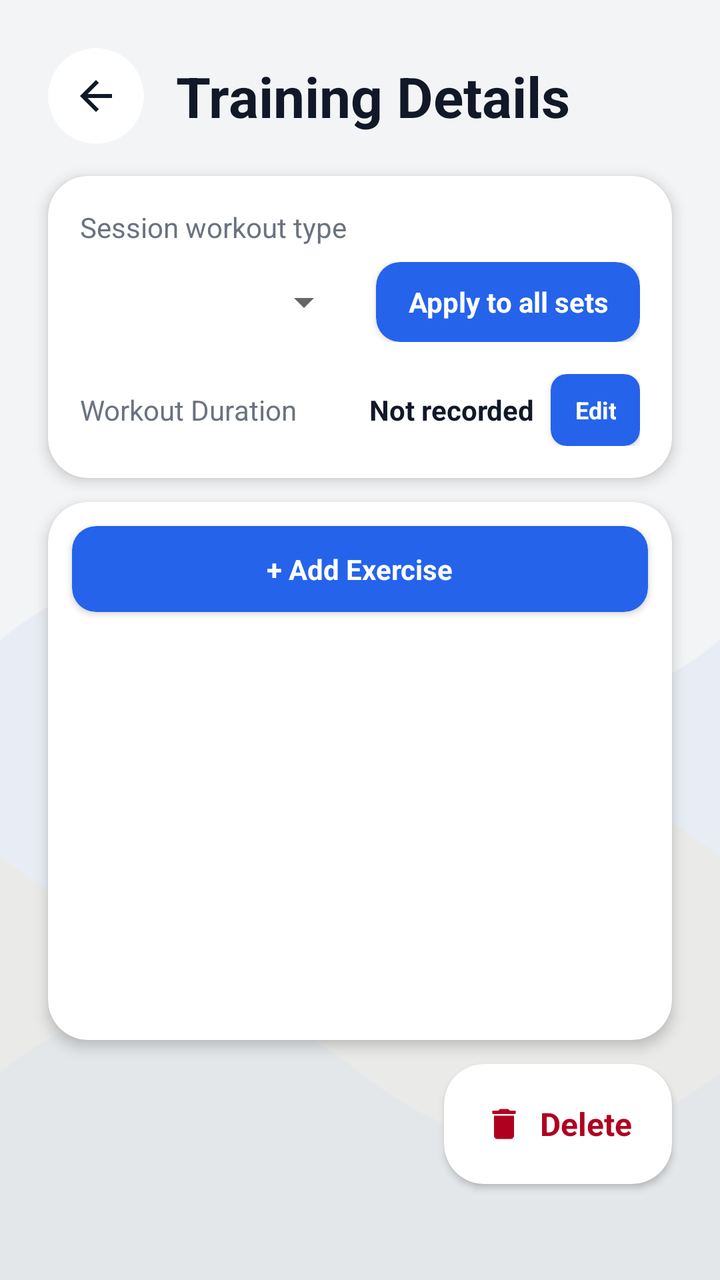
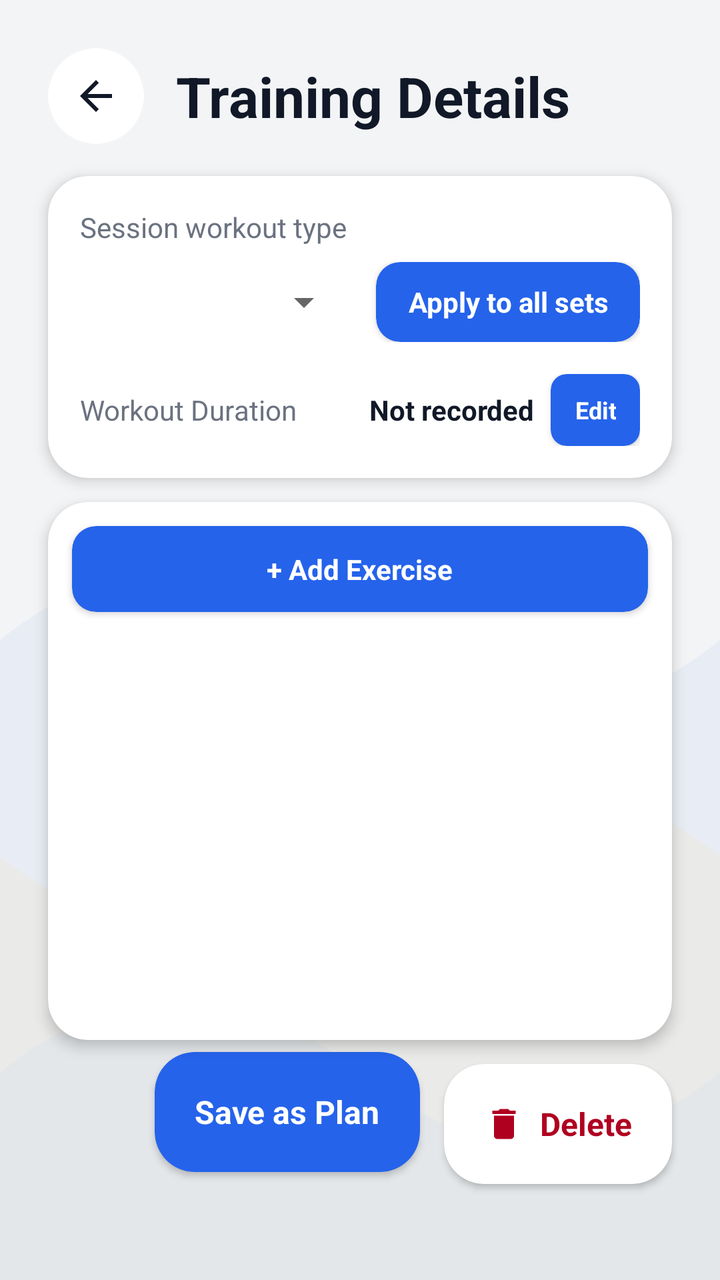

Before-and-after screenshots of an Android layout around one commit, followed by the original layout XML and the change that was made.
<!-- AndroidManifest.xml: application theme Theme.Fitness -->
<!-- res/layout/activity_training_detail.xml -->
<?xml version="1.0" encoding="utf-8"?>
<androidx.constraintlayout.widget.ConstraintLayout xmlns:android="http://schemas.android.com/apk/res/android"
    xmlns:app="http://schemas.android.com/apk/res-auto"
    xmlns:tools="http://schemas.android.com/tools"
    android:layout_width="match_parent"
    android:layout_height="match_parent"
    android:background="@color/fitness_background"
    android:fitsSystemWindows="true"
    tools:context=".activities.TrainingDetailActivity">

    
    <ImageView
        android:id="@+id/image_bg_animation"
        android:layout_width="match_parent"
        android:layout_height="match_parent"
        android:scaleType="centerCrop"
        android:alpha="1.0"
        app:layout_constraintBottom_toBottomOf="parent"
        app:layout_constraintEnd_toEndOf="parent"
        app:layout_constraintStart_toStartOf="parent"
        app:layout_constraintTop_toTopOf="parent"
        app:srcCompat="@drawable/avd_background_flow" />

    <androidx.core.widget.NestedScrollView
        android:layout_width="match_parent"
        android:layout_height="match_parent"
        android:background="@android:color/transparent"
        android:clipToPadding="false"
        android:fillViewport="true">

        <androidx.constraintlayout.widget.ConstraintLayout
            android:layout_width="match_parent"
            android:layout_height="wrap_content"
            android:clipChildren="false"
            android:clipToPadding="false"
            android:padding="24dp">

            
            <androidx.cardview.widget.CardView
                android:id="@+id/button_back"
                android:layout_width="48dp"
                android:layout_height="48dp"
                android:clickable="true"
                android:focusable="true"
                android:foreground="?attr/selectableItemBackground"
                app:cardBackgroundColor="@color/fitness_card_background"
                app:cardCornerRadius="24dp"
                app:cardElevation="0dp"
                app:layout_constraintStart_toStartOf="parent"
                app:layout_constraintTop_toTopOf="parent">

                <ImageButton
                    android:layout_width="match_parent"
                    android:layout_height="match_parent"
                    android:background="@android:color/transparent"
                    android:contentDescription="@string/progress_back_content_description"
                    android:padding="12dp"
                    android:src="@drawable/ic_arrow_back_24"
                    app:tint="@color/fitness_text_primary" />
            </androidx.cardview.widget.CardView>

            <TextView
                android:id="@+id/text_title"
                android:layout_width="0dp"
                android:layout_height="wrap_content"
                android:layout_marginStart="16dp"
                android:text="Training Details"
                android:textColor="@color/fitness_text_primary"
                android:textSize="28sp"
                android:textStyle="bold"
                app:layout_constraintBottom_toBottomOf="@id/button_back"
                app:layout_constraintEnd_toEndOf="parent"
                app:layout_constraintStart_toEndOf="@id/button_back"
                app:layout_constraintTop_toTopOf="@id/button_back" />

            
            <androidx.cardview.widget.CardView
                android:id="@+id/card_session_type"
                android:layout_width="match_parent"
                android:layout_height="wrap_content"
                android:layout_marginTop="16dp"
                app:cardBackgroundColor="@color/fitness_card_background"
                app:cardCornerRadius="20dp"
                app:cardElevation="4dp"
                app:layout_constraintEnd_toEndOf="parent"
                app:layout_constraintStart_toStartOf="parent"
                app:layout_constraintTop_toBottomOf="@id/button_back">

                <LinearLayout
                    android:layout_width="match_parent"
                    android:layout_height="wrap_content"
                    android:orientation="vertical"
                    android:padding="16dp">

                    <TextView
                        android:id="@+id/text_session_type_label"
                        android:layout_width="wrap_content"
                        android:layout_height="wrap_content"
                        android:text="Session workout type"
                        android:textColor="@color/fitness_text_secondary"
                        android:textSize="14sp" />

                    <LinearLayout
                        android:layout_width="match_parent"
                        android:layout_height="wrap_content"
                        android:layout_marginTop="8dp"
                        android:gravity="center_vertical"
                        android:orientation="horizontal">

                        <Spinner
                            android:id="@+id/spinner_session_type"
                            android:layout_width="0dp"
                            android:layout_height="wrap_content"
                            android:layout_weight="1" />

                        <androidx.cardview.widget.CardView
                            android:id="@+id/button_apply_session_type"
                            android:layout_width="wrap_content"
                            android:layout_height="40dp"
                            android:layout_marginStart="12dp"
                            android:clickable="true"
                            android:focusable="true"
                            android:foreground="?attr/selectableItemBackground"
                            app:cardBackgroundColor="@color/fitness_primary"
                            app:cardCornerRadius="12dp"
                            app:cardElevation="2dp">

                            <TextView
                                android:layout_width="wrap_content"
                                android:layout_height="match_parent"
                                android:gravity="center"
                                android:paddingStart="16dp"
                                android:paddingEnd="16dp"
                                android:text="Apply to all sets"
                                android:textColor="@color/white"
                                android:textSize="14sp"
                                android:textStyle="bold" />
                        </androidx.cardview.widget.CardView>
                    </LinearLayout>

                    
                    <LinearLayout
                        android:layout_width="match_parent"
                        android:layout_height="wrap_content"
                        android:layout_marginTop="16dp"
                        android:gravity="center_vertical"
                        android:orientation="horizontal">

                        <TextView
                            android:layout_width="0dp"
                            android:layout_height="wrap_content"
                            android:layout_weight="1"
                            android:text="Workout Duration"
                            android:textColor="@color/fitness_text_secondary"
                            android:textSize="14sp" />

                        <TextView
                            android:id="@+id/text_workout_duration"
                            android:layout_width="wrap_content"
                            android:layout_height="wrap_content"
                            android:layout_marginEnd="8dp"
                            android:text="Not recorded"
                            android:textColor="@color/fitness_text_primary"
                            android:textSize="14sp"
                            android:textStyle="bold" />

                        <androidx.cardview.widget.CardView
                            android:id="@+id/button_edit_duration"
                            android:layout_width="wrap_content"
                            android:layout_height="36dp"
                            android:clickable="true"
                            android:focusable="true"
                            android:foreground="?attr/selectableItemBackground"
                            app:cardBackgroundColor="@color/fitness_primary"
                            app:cardCornerRadius="8dp"
                            app:cardElevation="2dp">

                            <TextView
                                android:layout_width="wrap_content"
                                android:layout_height="match_parent"
                                android:gravity="center"
                                android:paddingStart="12dp"
                                android:paddingEnd="12dp"
                                android:text="Edit"
                                android:textColor="@color/white"
                                android:textSize="12sp"
                                android:textStyle="bold" />
                        </androidx.cardview.widget.CardView>
                    </LinearLayout>
                </LinearLayout>
            </androidx.cardview.widget.CardView>

            
            <androidx.cardview.widget.CardView
                android:id="@+id/card_exercises_list"
                android:layout_width="match_parent"
                android:layout_height="0dp"
                android:layout_marginTop="12dp"
                android:layout_marginBottom="12dp"
                app:cardBackgroundColor="@color/fitness_card_background"
                app:cardCornerRadius="20dp"
                app:cardElevation="4dp"
                app:layout_constraintBottom_toTopOf="@id/button_delete"
                app:layout_constraintEnd_toEndOf="parent"
                app:layout_constraintStart_toStartOf="parent"
                app:layout_constraintTop_toBottomOf="@id/card_session_type">

                <LinearLayout
                    android:layout_width="match_parent"
                    android:layout_height="match_parent"
                    android:orientation="vertical">

                    
                    <androidx.cardview.widget.CardView
                        android:id="@+id/button_add_exercise"
                        android:layout_width="match_parent"
                        android:layout_height="wrap_content"
                        android:layout_margin="12dp"
                        android:clickable="true"
                        android:focusable="true"
                        android:foreground="?attr/selectableItemBackground"
                        app:cardBackgroundColor="@color/fitness_primary"
                        app:cardCornerRadius="12dp"
                        app:cardElevation="2dp">

                        <LinearLayout
                            android:layout_width="match_parent"
                            android:layout_height="wrap_content"
                            android:gravity="center"
                            android:orientation="horizontal"
                            android:padding="12dp">

                            <TextView
                                android:layout_width="wrap_content"
                                android:layout_height="wrap_content"
                                android:text="+ Add Exercise"
                                android:textColor="@color/white"
                                android:textSize="14sp"
                                android:textStyle="bold" />
                        </LinearLayout>
                    </androidx.cardview.widget.CardView>

                    <androidx.recyclerview.widget.RecyclerView
                        android:id="@+id/recycler_view_training_detail"
                        android:layout_width="match_parent"
                        android:layout_height="0dp"
                        android:layout_weight="1"
                        android:padding="12dp"
                        android:clipToPadding="false"
                        android:clipChildren="false" />
                </LinearLayout>
            </androidx.cardview.widget.CardView>

            
            <androidx.cardview.widget.CardView
                android:id="@+id/button_delete"
                android:layout_width="wrap_content"
                android:layout_height="60dp"
                android:layout_marginBottom="24dp"
                android:clickable="true"
                android:focusable="true"
                android:foreground="?attr/selectableItemBackground"
                app:cardBackgroundColor="@color/fitness_card_background"
                app:cardCornerRadius="20dp"
                app:cardElevation="2dp"
                app:layout_constraintBottom_toBottomOf="parent"
                app:layout_constraintEnd_toEndOf="parent"
                app:layout_constraintTop_toBottomOf="@id/card_exercises_list">

                <LinearLayout
                    android:layout_width="wrap_content"
                    android:layout_height="match_parent"
                    android:gravity="center"
                    android:orientation="horizontal"
                    android:paddingStart="20dp"
                    android:paddingEnd="20dp">

                    <ImageView
                        android:layout_width="20dp"
                        android:layout_height="20dp"
                        android:src="@drawable/ic_delete"
                        app:tint="@color/design_default_color_error" />

                    <TextView
                        android:layout_width="wrap_content"
                        android:layout_height="wrap_content"
                        android:layout_marginStart="8dp"
                        android:text="Delete"
                        android:textColor="@color/design_default_color_error"
                        android:textSize="16sp"
                        android:textStyle="bold" />
                </LinearLayout>
            </androidx.cardview.widget.CardView>

        </androidx.constraintlayout.widget.ConstraintLayout>
    </androidx.core.widget.NestedScrollView>
</androidx.constraintlayout.widget.ConstraintLayout>
<!-- resources referenced by this layout -->
<resources>
  <color name="fitness_background">#F3F4F6</color>
  <color name="fitness_card_background">#FFFFFF</color>
  <color name="fitness_primary">#2563EB</color>
  <color name="fitness_text_primary">#111827</color>
  <color name="fitness_text_secondary">#6B7280</color>
  <color name="white">#FFFFFFFF</color>
  <!-- drawable ic_arrow_back_24 (drawable) -->
  <vector xmlns:android="http://schemas.android.com/apk/res/android"
      android:width="24dp"
      android:height="24dp"
      android:viewportWidth="24.0"
      android:viewportHeight="24.0"
      android:tint="?attr/colorControlNormal">
    <path
        android:fillColor="@android:color/white"
        android:pathData="M20,11H7.83l5.59,-5.59L12,4l-8,8 8,8 1.41,-1.41L7.83,13H20v-2z"/>
  </vector>
  <!-- drawable ic_delete (drawable) -->
  <vector xmlns:android="http://schemas.android.com/apk/res/android"
      android:width="24dp"
      android:height="24dp"
      android:viewportWidth="24.0"
      android:viewportHeight="24.0"
      android:tint="@color/fitness_primary">
      <path
          android:fillColor="@android:color/white"
          android:pathData="M6,19c0,1.1 0.9,2 2,2h8c1.1,0 2,-0.9 2,-2V7H6v12zM19,4h-3.5l-1,-1h-5l-1,1H5v2h14V4z" />
  </vector>
  <string name="progress_back_content_description">Navigate back</string>
  <color name="fitness_primary_dark">#1E40AF</color>
  <color name="fitness_accent">#F59E0B</color>
  <style name="ThemeOverlay.Fitness.MaterialAlertDialog" parent="ThemeOverlay.MaterialComponents.MaterialAlertDialog">
          
          <item name="android:windowBackground">@android:color/transparent</item>
          
          
          <item name="android:background">@drawable/bg_dialog_rounded</item>
          
          
          <item name="colorSurface">@color/fitness_card_background</item>
          
          
          <item name="colorPrimary">@color/fitness_primary</item>
          <item name="colorOnPrimary">@color/white</item>
          
          
          <item name="colorOnSurface">@color/fitness_text_primary</item>
          <item name="android:textColorPrimary">@color/fitness_text_primary</item>
          <item name="android:textColorSecondary">@color/fitness_text_secondary</item>
          
          
          <item name="materialAlertDialogTitleTextStyle">@style/MaterialAlertDialog.Fitness.Title</item>
          <item name="materialAlertDialogBodyTextStyle">@style/MaterialAlertDialog.Fitness.Body</item>
          <item name="buttonBarButtonStyle">@style/MaterialAlertDialog.Fitness.Button</item>
      </style>
  <!-- drawable bg_dialog_rounded (drawable) -->
  <?xml version="1.0" encoding="utf-8"?>
  <shape xmlns:android="http://schemas.android.com/apk/res/android"
      android:shape="rectangle">
      <solid android:color="@color/fitness_card_background" />
      <corners android:radius="24dp" />
  </shape>
  <style name="MaterialAlertDialog.Fitness.Title" parent="MaterialAlertDialog.MaterialComponents.Title.Text">
          <item name="android:textColor">@color/fitness_text_primary</item>
          <item name="android:textSize">20sp</item>
          <item name="android:textStyle">bold</item>
      </style>
  <style name="MaterialAlertDialog.Fitness.Body" parent="MaterialAlertDialog.MaterialComponents.Body.Text">
          <item name="android:textColor">@color/fitness_text_primary</item>
          <item name="android:textSize">15sp</item>
      </style>
  <style name="MaterialAlertDialog.Fitness.Button" parent="Widget.MaterialComponents.Button.TextButton.Dialog">
          <item name="android:textColor">@color/fitness_primary</item>
          <item name="android:textSize">15sp</item>
          <item name="android:textStyle">bold</item>
      </style>
  <!-- unchanged entries left out for length: 2 -->
</resources>

<!-- the commit's change to res/layout/activity_training_detail.xml (unified diff, before → after) -->
@@ -253,6 +253,41 @@
 
             
             <androidx.cardview.widget.CardView
+                android:id="@+id/button_save_as_plan"
+                android:layout_width="wrap_content"
+                android:layout_height="60dp"
+                android:layout_marginEnd="12dp"
+                android:layout_marginBottom="24dp"
+                android:clickable="true"
+                android:focusable="true"
+                android:foreground="?attr/selectableItemBackground"
+                app:cardBackgroundColor="@color/fitness_primary"
+                app:cardCornerRadius="20dp"
+                app:cardElevation="2dp"
+                app:layout_constraintBottom_toBottomOf="parent"
+                app:layout_constraintEnd_toStartOf="@id/button_delete"
+                app:layout_constraintTop_toBottomOf="@id/card_exercises_list">
+
+                <LinearLayout
+                    android:layout_width="wrap_content"
+                    android:layout_height="match_parent"
+                    android:gravity="center"
+                    android:orientation="horizontal"
+                    android:paddingStart="20dp"
+                    android:paddingEnd="20dp">
+
+                    <TextView
+                        android:layout_width="wrap_content"
+                        android:layout_height="wrap_content"
+                        android:text="Save as Plan"
+                        android:textColor="@color/white"
+                        android:textSize="16sp"
+                        android:textStyle="bold" />
+                </LinearLayout>
+            </androidx.cardview.widget.CardView>
+
+            
+            <androidx.cardview.widget.CardView
                 android:id="@+id/button_delete"
                 android:layout_width="wrap_content"
                 android:layout_height="60dp"
